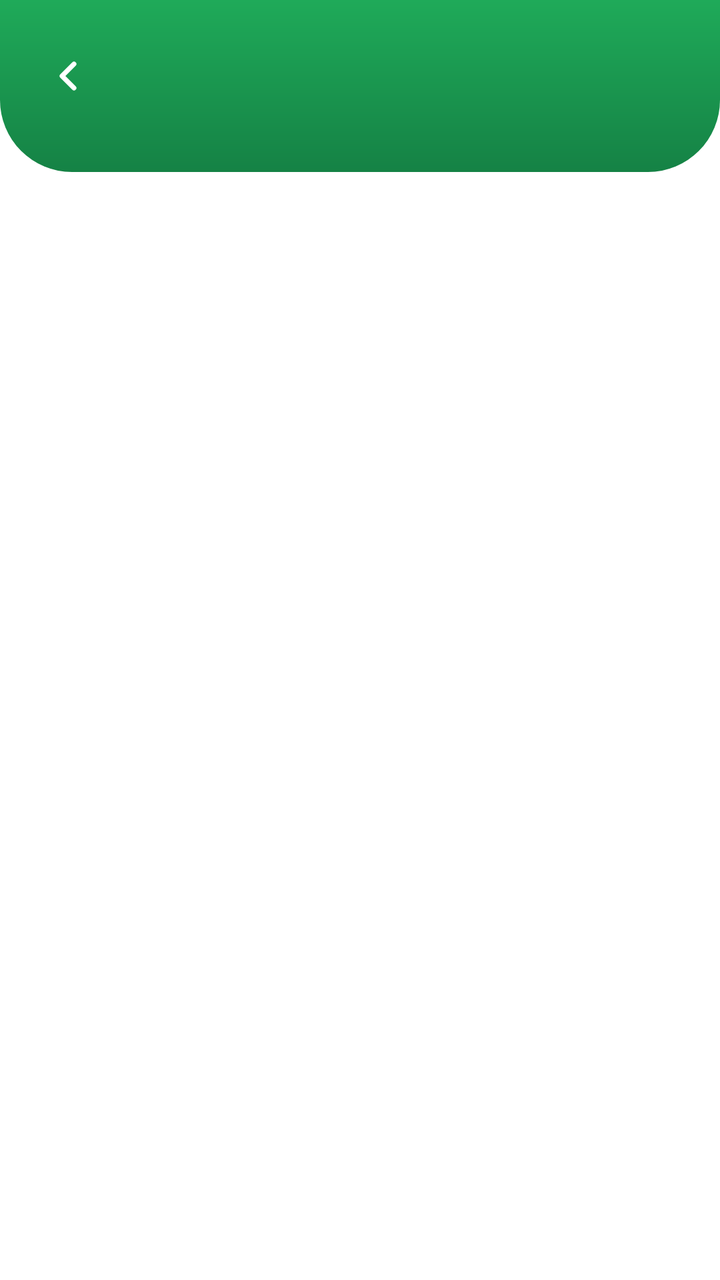
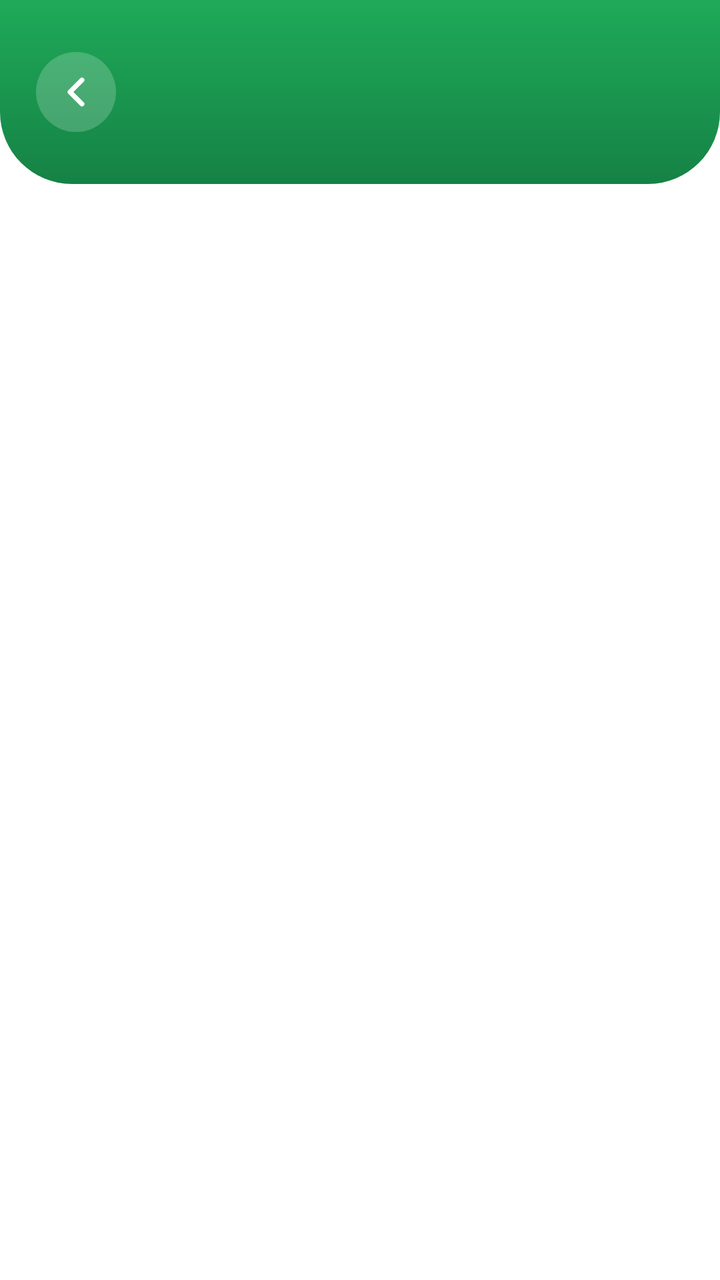

An Android layout rendered at two revisions. The XML below is the earlier revision; the diff shows what the commit changed to produce the second picture.
<!-- AndroidManifest.xml: application theme Theme.ViewGrow.Starting -->
<!-- res/layout/fragment_text_page.xml -->
<?xml version="1.0" encoding="utf-8"?>
<LinearLayout xmlns:android="http://schemas.android.com/apk/res/android"
    android:layout_width="match_parent"
    android:layout_height="match_parent"
    android:background="@color/surface"
    android:orientation="vertical">

    <LinearLayout
        android:id="@+id/hero"
        android:layout_width="match_parent"
        android:layout_height="wrap_content"
        android:background="@drawable/bg_hero"
        android:gravity="center_vertical"
        android:orientation="horizontal"
        android:paddingStart="12dp"
        android:paddingTop="16dp"
        android:paddingEnd="20dp"
        android:paddingBottom="26dp">
        <ImageView
            android:id="@+id/back"
            android:layout_width="44dp"
            android:layout_height="44dp"
            android:contentDescription="Back"
            android:padding="10dp"
            android:src="@drawable/ic_back" />
        <TextView
            android:id="@+id/title"
            android:layout_width="0dp"
            android:layout_height="wrap_content"
            android:layout_marginStart="4dp"
            android:layout_weight="1"
            android:tag="bold"
            android:textColor="@color/white"
            android:textSize="20sp" />
    </LinearLayout>

    <ScrollView
        android:layout_width="match_parent"
        android:layout_height="0dp"
        android:layout_weight="1">
        <TextView
            android:id="@+id/body"
            android:layout_width="match_parent"
            android:layout_height="wrap_content"
            android:lineSpacingExtra="4dp"
            android:padding="20dp"
            android:textColor="@color/text"
            android:textSize="14sp" />
    </ScrollView>
</LinearLayout>
<!-- resources referenced by this layout -->
<resources>
  <color name="surface">#FFFFFF</color>
  <color name="text">#555555</color>
  <color name="white">#FFFFFF</color>
  <!-- drawable bg_hero (drawable) -->
  <?xml version="1.0" encoding="utf-8"?>
  <shape xmlns:android="http://schemas.android.com/apk/res/android" android:shape="rectangle">
      <gradient android:angle="270" android:startColor="@color/green" android:endColor="@color/green_dark" />
      <corners android:bottomLeftRadius="36dp" android:bottomRightRadius="36dp" />
  </shape>
  <!-- drawable ic_back (drawable) -->
  <?xml version="1.0" encoding="utf-8"?>
  <vector xmlns:android="http://schemas.android.com/apk/res/android"
      android:width="24dp"
      android:height="24dp"
      android:viewportWidth="24"
      android:viewportHeight="24">
      <path
          android:fillColor="#00000000"
          android:pathData="M15,18l-6,-6 6,-6"
          android:strokeColor="#FFFFFFFF"
          android:strokeLineCap="round"
          android:strokeLineJoin="round"
          android:strokeWidth="2.4" />
  </vector>
  <style name="Theme.ViewGrow.Starting" parent="Theme.SplashScreen">
          <item name="windowSplashScreenBackground">@color/splash_bg</item>
          <item name="windowSplashScreenAnimatedIcon">@drawable/splash_icon</item>
          <item name="postSplashScreenTheme">@style/Theme.ViewGrow</item>
      </style>
  <color name="green">#1FAA59</color>
  <color name="green_dark">#158245</color>
  <color name="splash_bg">#F6F6F6</color>
  <!-- drawable splash_icon: png bitmap (drawable-nodpi, 113375 bytes) -->
  <style name="Theme.ViewGrow" parent="Theme.MaterialComponents.DayNight.NoActionBar">
          <item name="colorPrimary">@color/green</item>
          <item name="colorSurface">@color/surface</item>
          <item name="colorOnSurface">@color/dark</item>
          <item name="colorPrimaryVariant">@color/green_dark</item>
          <item name="colorOnPrimary">@color/white</item>
          <item name="colorSecondary">@color/green</item>
          <item name="colorControlActivated">@color/green</item>
          <item name="android:windowBackground">@color/surface</item>
          <item name="android:statusBarColor">@android:color/transparent</item>
          <item name="android:navigationBarColor">@color/surface</item>
          <item name="android:windowLightStatusBar">false</item>
      </style>
  <color name="dark">#111B21</color>
</resources>

<!-- the commit's change to res/layout/fragment_text_page.xml (unified diff, before → after) -->
@@ -5,34 +5,36 @@
     android:background="@color/surface"
     android:orientation="vertical">
 
-    <LinearLayout
+    
+    <FrameLayout
         android:id="@+id/hero"
         android:layout_width="match_parent"
         android:layout_height="wrap_content"
         android:background="@drawable/bg_hero"
-        android:gravity="center_vertical"
-        android:orientation="horizontal"
-        android:paddingStart="12dp"
-        android:paddingTop="16dp"
-        android:paddingEnd="20dp"
+        android:paddingStart="18dp"
+        android:paddingTop="26dp"
+        android:paddingEnd="18dp"
         android:paddingBottom="26dp">
         <ImageView
             android:id="@+id/back"
-            android:layout_width="44dp"
-            android:layout_height="44dp"
+            android:layout_width="40dp"
+            android:layout_height="40dp"
+            android:layout_gravity="start|center_vertical"
+            android:background="@drawable/bg_back_circle"
+            android:clickable="true"
             android:contentDescription="Back"
-            android:padding="10dp"
+            android:focusable="true"
+            android:padding="8dp"
             android:src="@drawable/ic_back" />
         <TextView
             android:id="@+id/title"
-            android:layout_width="0dp"
+            android:layout_width="wrap_content"
             android:layout_height="wrap_content"
-            android:layout_marginStart="4dp"
-            android:layout_weight="1"
-            android:tag="bold"
+            android:layout_gravity="center"
+            android:tag="extrabold"
             android:textColor="@color/white"
             android:textSize="20sp" />
-    </LinearLayout>
+    </FrameLayout>
 
     <ScrollView
         android:layout_width="match_parent"
@@ -43,7 +45,7 @@
             android:layout_width="match_parent"
             android:layout_height="wrap_content"
             android:lineSpacingExtra="4dp"
-            android:padding="20dp"
+            android:padding="24dp"
             android:textColor="@color/text"
             android:textSize="14sp" />
     </ScrollView>
<!-- resource entries referenced after the edit -->
@@ -3,6 +3,11 @@
   <color name="surface">#FFFFFF</color>
   <color name="text">#555555</color>
   <color name="white">#FFFFFF</color>
+  <!-- drawable bg_back_circle (drawable) -->
+  <?xml version="1.0" encoding="utf-8"?>
+  <shape xmlns:android="http://schemas.android.com/apk/res/android" android:shape="oval">
+      <solid android:color="#33FFFFFF" />
+  </shape>
   <!-- drawable bg_hero (drawable) -->
   <?xml version="1.0" encoding="utf-8"?>
   <shape xmlns:android="http://schemas.android.com/apk/res/android" android:shape="rectangle">
